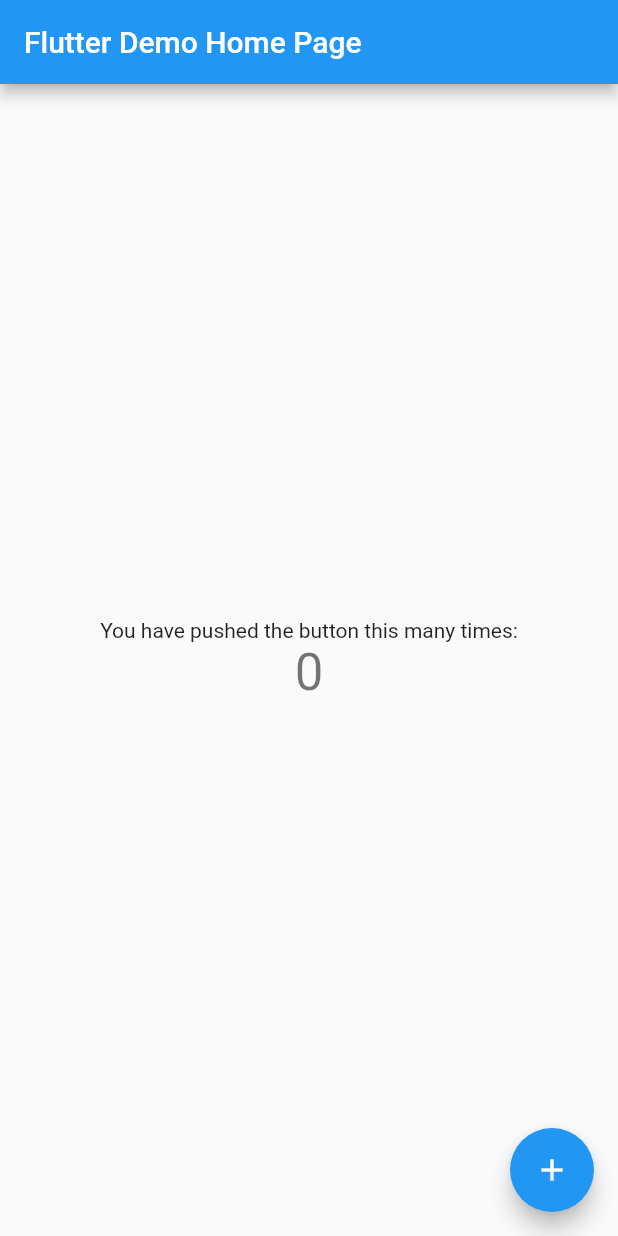
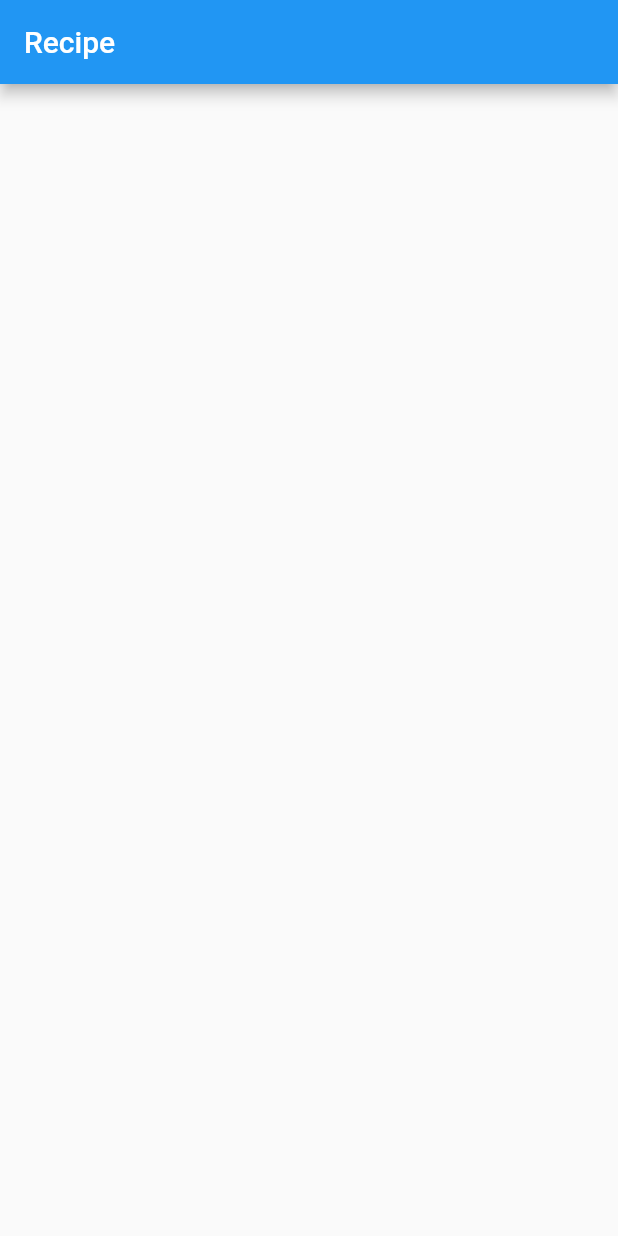
Before and after one commit to happy-trains/flutter-recipe, a Flutter app: the screen it shows after launch, on a phone screen of 412 x 824 dp. Run offline on Flutter 3.47's test engine with Material 2 defaults, Android fonts, the phone set to English and light mode, and no system bars.

Commit message:
Initialize the project. * Remove the onboarding code. * Add structure to the project.

```diff
--- /dev/null
+++ b/lib/constants.dart
@@ -0,0 +1,3 @@
+class Constants {
+  static const appName = 'Recipe';
+}
--- a/lib/main.dart
+++ b/lib/main.dart
@@ -1,113 +1,7 @@
 import 'package:flutter/material.dart';
 
+import 'widgets/app.dart';
+
 void main() {
-  runApp(MyApp());
+  runApp(App());
 }
-
-class MyApp extends StatelessWidget {
-  // This widget is the root of your application.
-  @override
-  Widget build(BuildContext context) {
-    return MaterialApp(
-      title: 'Flutter Demo',
-      theme: ThemeData(
-        // This is the theme of your application.
-        //
-        // Try running your application with "flutter run". You'll see the
-        // application has a blue toolbar. Then, without quitting the app, try
-        // changing the primarySwatch below to Colors.green and then invoke
-        // "hot reload" (press "r" in the console where you ran "flutter run",
-        // or simply save your changes to "hot reload" in a Flutter IDE).
-        // Notice that the counter didn't reset back to zero; the application
-        // is not restarted.
-        primarySwatch: Colors.blue,
-      ),
-      home: MyHomePage(title: 'Flutter Demo Home Page'),
-    );
-  }
-}
-
-class MyHomePage extends StatefulWidget {
-  MyHomePage({Key? key, required this.title}) : super(key: key);
-
-  // This widget is the home page of your application. It is stateful, meaning
-  // that it has a State object (defined below) that contains fields that affect
-  // how it looks.
-
-  // This class is the configuration for the state. It holds the values (in this
-  // case the title) provided by the parent (in this case the App widget) and
-  // used by the build method of the State. Fields in a Widget subclass are
-  // always marked "final".
-
-  final String title;
-
-  @override
-  _MyHomePageState createState() => _MyHomePageState();
-}
-
-class _MyHomePageState extends State<MyHomePage> {
-  int _counter = 0;
-
-  void _incrementCounter() {
-    setState(() {
-      // This call to setState tells the Flutter framework that something has
-      // changed in this State, which causes it to rerun the build method below
-      // so that the display can reflect the updated values. If we changed
-      // _counter without calling setState(), then the build method would not be
-      // called again, and so nothing would appear to happen.
-      _counter++;
-    });
-  }
-
-  @override
-  Widget build(BuildContext context) {
-    // This method is rerun every time setState is called, for instance as done
-    // by the _incrementCounter method above.
-    //
-    // The Flutter framework has been optimized to make rerunning build methods
-    // fast, so that you can just rebuild anything that needs updating rather
-    // than having to individually change instances of widgets.
-    return Scaffold(
-      appBar: AppBar(
-        // Here we take the value from the MyHomePage object that was created by
-        // the App.build method, and use it to set our appbar title.
-        title: Text(widget.title),
-      ),
-      body: Center(
-        // Center is a layout widget. It takes a single child and positions it
-        // in the middle of the parent.
-        child: Column(
-          // Column is also a layout widget. It takes a list of children and
-          // arranges them vertically. By default, it sizes itself to fit its
-          // children horizontally, and tries to be as tall as its parent.
-          //
-          // Invoke "debug painting" (press "p" in the console, choose the
-          // "Toggle Debug Paint" action from the Flutter Inspector in Android
-          // Studio, or the "Toggle Debug Paint" command in Visual Studio Code)
-          // to see the wireframe for each widget.
-          //
-          // Column has various properties to control how it sizes itself and
-          // how it positions its children. Here we use mainAxisAlignment to
-          // center the children vertically; the main axis here is the vertical
-          // axis because Columns are vertical (the cross axis would be
-          // horizontal).
-          mainAxisAlignment: MainAxisAlignment.center,
-          children: <Widget>[
-            Text(
-              'You have pushed the button this many times:',
-            ),
-            Text(
-              '$_counter',
-              style: Theme.of(context).textTheme.headline4,
-            ),
-          ],
-        ),
-      ),
-      floatingActionButton: FloatingActionButton(
-        onPressed: _incrementCounter,
-        tooltip: 'Increment',
-        child: Icon(Icons.add),
-      ), // This trailing comma makes auto-formatting nicer for build methods.
-    );
-  }
-}
--- /dev/null
+++ b/lib/widgets/app.dart
@@ -0,0 +1,17 @@
+import 'package:flutter/material.dart';
+
+import 'home_page.dart';
+import '../constants.dart';
+
+class App extends StatelessWidget {
+  @override
+  Widget build(BuildContext context) {
+    return MaterialApp(
+      title: Constants.appName,
+      theme: ThemeData(
+        primarySwatch: Colors.blue,
+      ),
+      home: HomePage(title: Constants.appName),
+    );
+  }
+}
--- /dev/null
+++ b/lib/widgets/home_page.dart
@@ -0,0 +1,21 @@
+import 'package:flutter/material.dart';
+
+class HomePage extends StatefulWidget {
+  HomePage({Key? key, required this.title}) : super(key: key);
+
+  final String title;
+
+  @override
+  _HomePageState createState() => _HomePageState();
+}
+
+class _HomePageState extends State<HomePage> {
+  @override
+  Widget build(BuildContext context) {
+    return Scaffold(
+      appBar: AppBar(
+        title: Text(widget.title),
+      ),
+    );
+  }
+}
```
Also changed, not shown: 2 other files.
